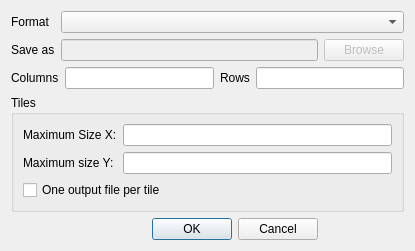
The window that src/ui/qgsrasterlayersaveasdialogbase.ui (kadas-albireo/kadas-albireo) describes before a commit, drawn with Qt 5.
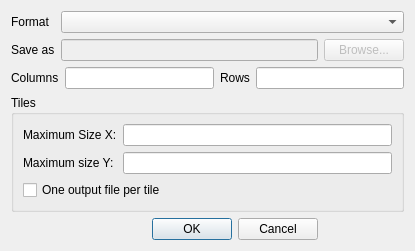
The same window after the commit.

Commit message: Initialize raster save as dialog

Patch:
```diff
--- a/src/ui/qgsrasterlayersaveasdialogbase.ui
+++ b/src/ui/qgsrasterlayersaveasdialogbase.ui
@@ -50,7 +50,7 @@
       <bool>false</bool>
      </property>
      <property name="text">
-      <string>Browse</string>
+      <string>Browse...</string>
      </property>
     </widget>
    </item>
```
Left out of the diff: 2 changed lines with no effect on the pictures. The commit also changes 3 other files.
